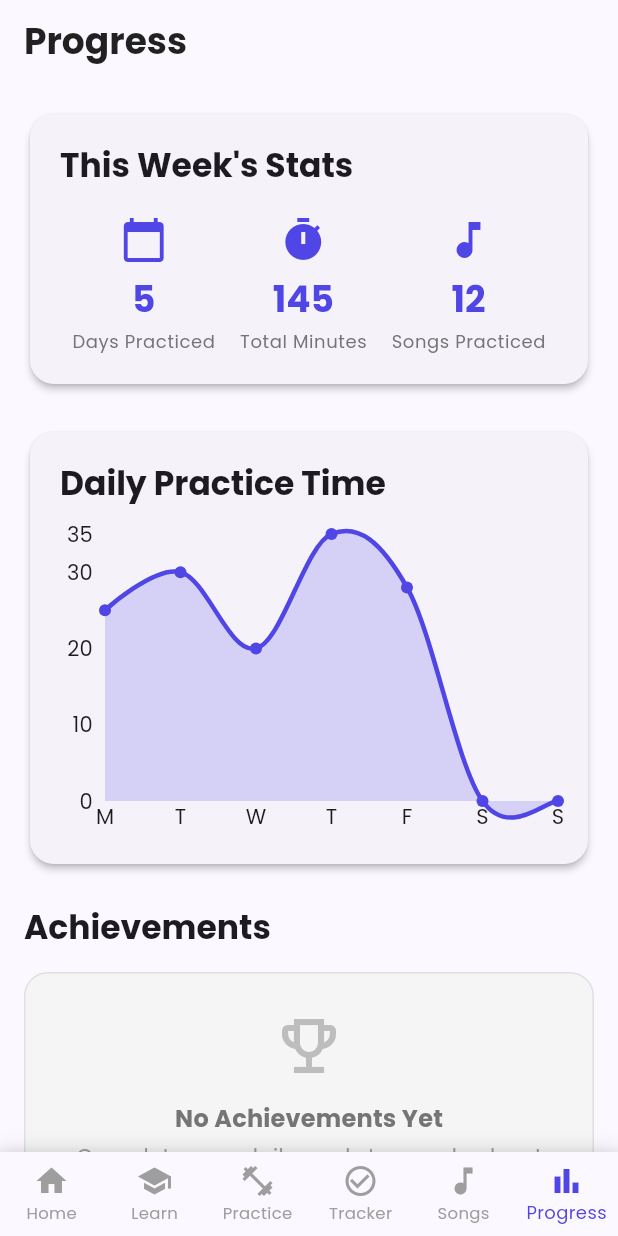
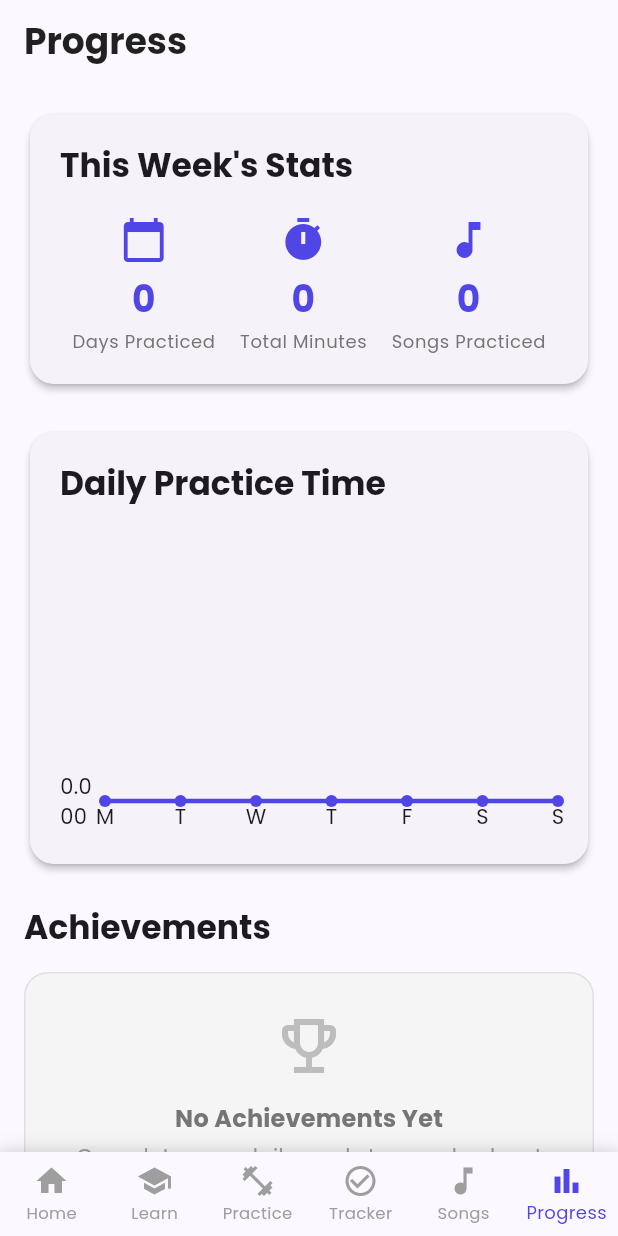
Before and after one commit to rgprince/voicecraft-app, a Flutter app: the screen it shows after launch, item 6 of the bottom bar chosen, on a phone screen of 412 x 824 dp. Run offline on Flutter 3.47's test engine with Material 3 defaults, Android fonts, the phone set to English and light mode, and no system bars; drawn by our look-alikes of fl_chart, flutter_animate; our stand-ins replace confetti, flutter_markdown, flutter_riverpod, google_fonts, hive, hive_flutter and 1 more; accounts and stored records are empty.

Commit message:
v3.4: Fix crash, remove fake data, UI cleanup
FIXES:
- Day Complete button no longer crashes (shows snackbar instead)
- Progress screen: Stats and chart now show 0 for fresh users
- Removed Hindi greeting from onboarding dialog
- Changed info icon to profile icon in AppBar
- Removed Hindi text from title bar and About screen
- Improved text contrast in About screen sections

UI IMPROVEMENTS:
- Profile icon more intuitive for users
- Better text readability with improved contrast
- Cleaner English-only interface

```diff
--- a/lib/screens/progress_screen.dart
+++ b/lib/screens/progress_screen.dart
@@ -50,9 +50,9 @@ class ProgressScreen extends StatelessWidget {
             Row(
               mainAxisAlignment: MainAxisAlignment.spaceAround,
               children: [
-                _buildStatItem(context, '5', 'Days Practiced', Icons.calendar_today),
-                _buildStatItem(context, '145', 'Total Minutes', Icons.timer),
-                _buildStatItem(context, '12', 'Songs Practiced', Icons.music_note),
+                _buildStatItem(context, '0', 'Days Practiced', Icons.calendar_today),
+                _buildStatItem(context, '0', 'Total Minutes', Icons.timer),
+                _buildStatItem(context, '0', 'Songs Practiced', Icons.music_note),
               ],
             ),
           ],
@@ -127,11 +127,11 @@ class ProgressScreen extends StatelessWidget {
                   lineBarsData: [
                     LineChartBarData(
                       spots: [
-                        const FlSpot(0, 25),
-                        const FlSpot(1, 30),
-                        const FlSpot(2, 20),
-                        const FlSpot(3, 35),
-                        const FlSpot(4, 28),
+                        const FlSpot(0, 0),
+                        const FlSpot(1, 0),
+                        const FlSpot(2, 0),
+                        const FlSpot(3, 0),
+                        const FlSpot(4, 0),
                         const FlSpot(5, 0),
                         const FlSpot(6, 0),
                       ],
```
Also changed, not shown: lib/screens/about_screen.dart (+6 -8 lines), lib/screens/daily_tracker_screen.dart (+8 -1 lines), lib/screens/home_screen.dart (+1 -8 lines), lib/widgets/onboarding_dialog.dart (+0 -8 lines).
